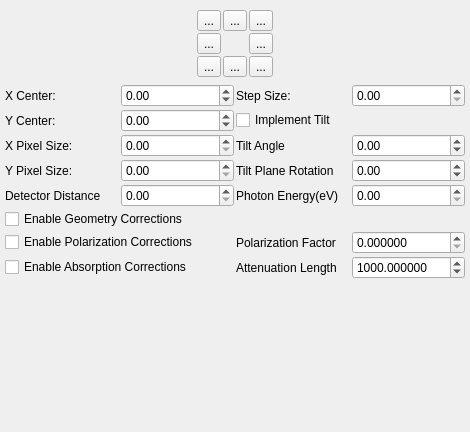
Above: source/qxrdcenterfinderdialog.ui from guyjennings/qxrd before the change. Below: the same form after it.
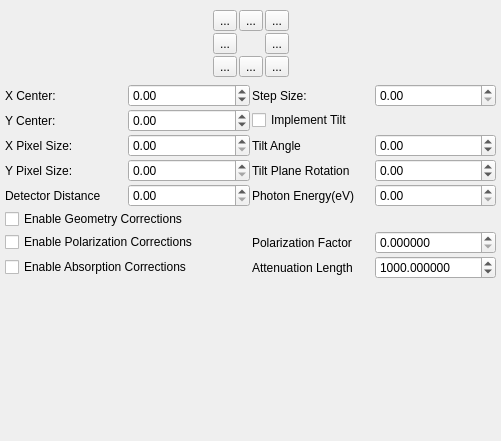
That is the form after the change. Icons and pictures are not drawn. Custom widgets are drawn as their Qt base class.

Commit message: Improved tooltips in various dialogs

```diff
--- a/source/qxrdcenterfinderdialog.ui
+++ b/source/qxrdcenterfinderdialog.ui
@@ -6,8 +6,8 @@
    <rect>
     <x>0</x>
     <y>0</y>
-    <width>470</width>
-    <height>432</height>
+    <width>501</width>
+    <height>441</height>
    </rect>
   </property>
   <property name="windowTitle">
@@ -512,6 +512,9 @@
         <property name="keyboardTracking">
          <bool>false</bool>
         </property>
+        <property name="prefix">
+         <string/>
+        </property>
         <property name="decimals">
          <number>6</number>
         </property>
```
Left out of the diff: 15 changed lines with no effect on the pictures. The commit also changes 1 other file.
